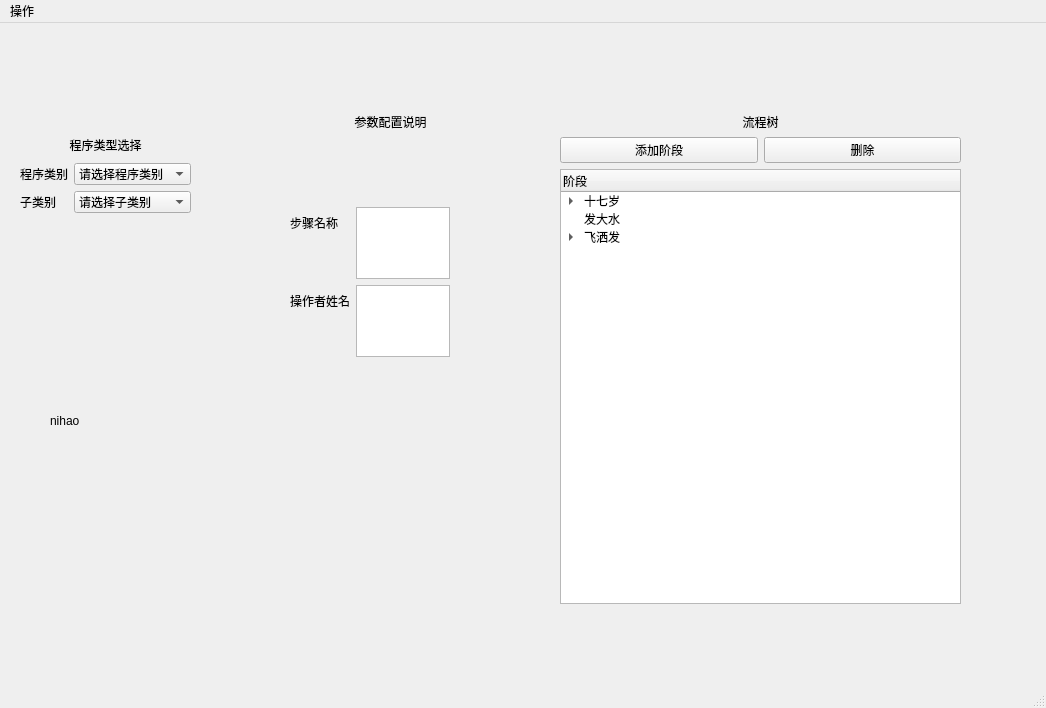
Qt form mainwindow.ui (woodfsg/QT_ConfigUI) before a commit.
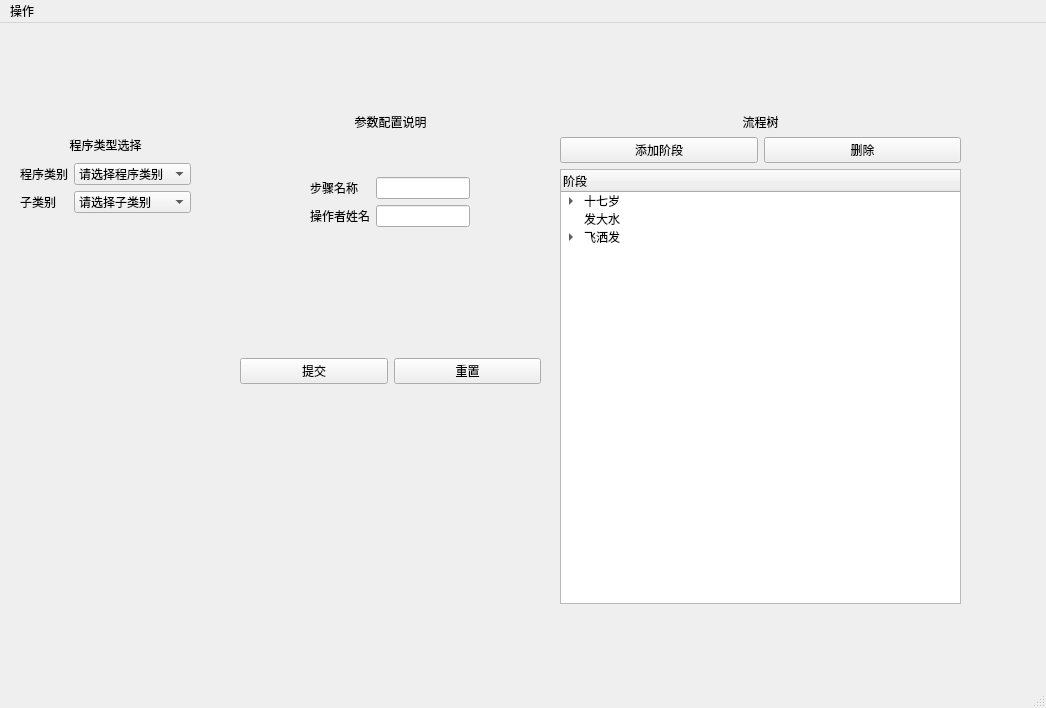
The same form after that commit. The open tabs and pages were chosen to show the change.

Diff of the .ui file:
```diff
--- a/mainwindow.ui
+++ b/mainwindow.ui
@@ -215,8 +215,8 @@
         <widget class="QWidget" name="formLayoutWidget">
          <property name="geometry">
           <rect>
-           <x>50</x>
-           <y>70</y>
+           <x>70</x>
+           <y>40</y>
            <width>160</width>
            <height>150</height>
           </rect>
@@ -229,9 +229,6 @@
             </property>
            </widget>
           </item>
-          <item row="0" column="1">
-           <widget class="QTextEdit" name="inputProcedureName"/>
-          </item>
           <item row="1" column="0">
            <widget class="QLabel" name="label_6">
             <property name="text">
@@ -239,8 +236,11 @@
             </property>
            </widget>
           </item>
+          <item row="0" column="1">
+           <widget class="QLineEdit" name="inputStepNameLineEdit"/>
+          </item>
           <item row="1" column="1">
-           <widget class="QTextEdit" name="inputOperatorName"/>
+           <widget class="QLineEdit" name="inputOperatorNameLineEdit"/>
           </item>
          </layout>
         </widget>
@@ -282,21 +282,26 @@
        <widget class="QWidget" name="empty"/>
       </widget>
      </item>
+     <item>
+      <layout class="QHBoxLayout" name="horizontalLayout_2">
+       <item>
+        <widget class="QPushButton" name="submitButton">
+         <property name="text">
+          <string>提交</string>
+         </property>
+        </widget>
+       </item>
+       <item>
+        <widget class="QPushButton" name="resetButton">
+         <property name="text">
+          <string>重置</string>
+         </property>
+        </widget>
+       </item>
+      </layout>
+     </item>
     </layout>
    </widget>
-   <widget class="QLabel" name="resultLabel">
-    <property name="geometry">
-     <rect>
-      <x>50</x>
-      <y>390</y>
-      <width>481</width>
-      <height>16</height>
-     </rect>
-    </property>
-    <property name="text">
-     <string>nihao</string>
-    </property>
-   </widget>
   </widget>
   <widget class="QMenuBar" name="menubar">
    <property name="geometry">
```
Left out of the diff: 8 changed lines with no effect on the pictures.
